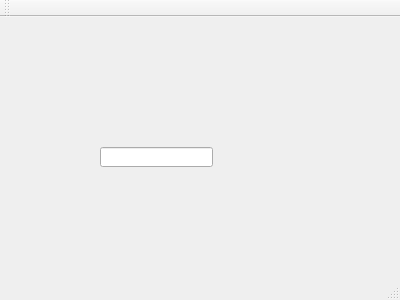
The window that core/QRegExp/mainwindow.ui (jinhang87/qtutil) describes before a commit, drawn with Qt 5.
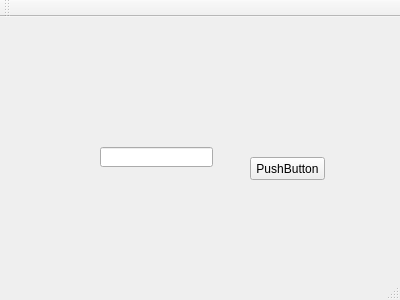
The same window after the commit.

What changed in the file:
```diff
--- a/core/QRegExp/mainwindow.ui
+++ b/core/QRegExp/mainwindow.ui
@@ -24,6 +24,19 @@
      </rect>
     </property>
    </widget>
+   <widget class="QPushButton" name="pushButton">
+    <property name="geometry">
+     <rect>
+      <x>250</x>
+      <y>140</y>
+      <width>75</width>
+      <height>23</height>
+     </rect>
+    </property>
+    <property name="text">
+     <string>PushButton</string>
+    </property>
+   </widget>
   </widget>
   <widget class="QMenuBar" name="menuBar">
    <property name="geometry">
```
